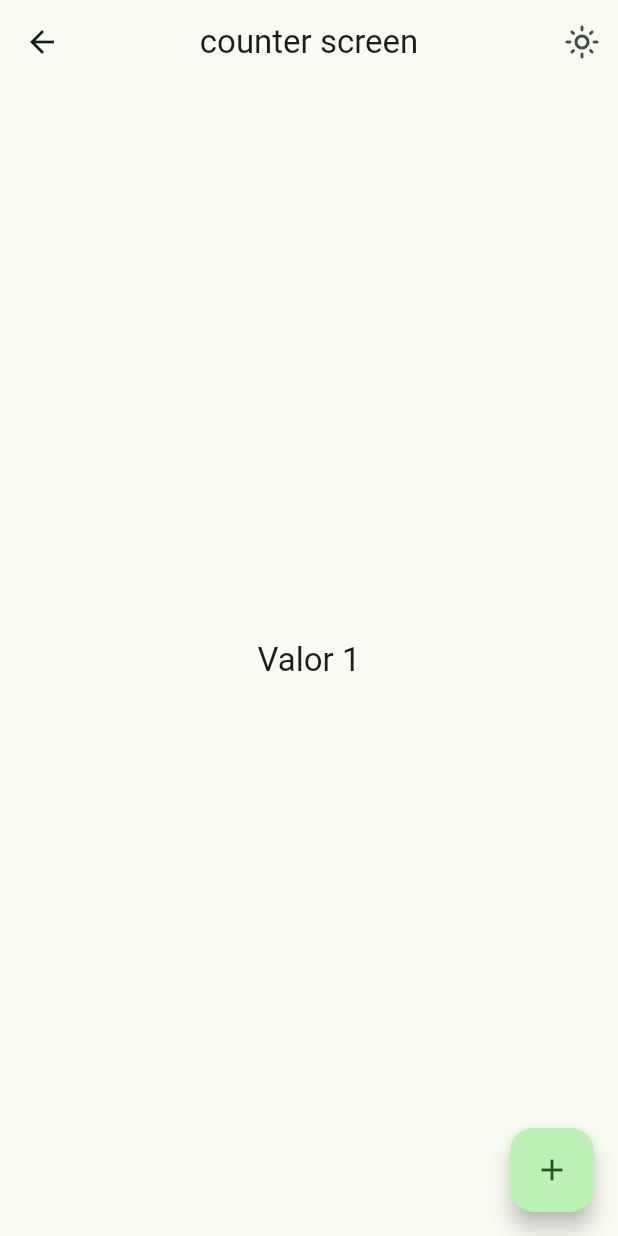
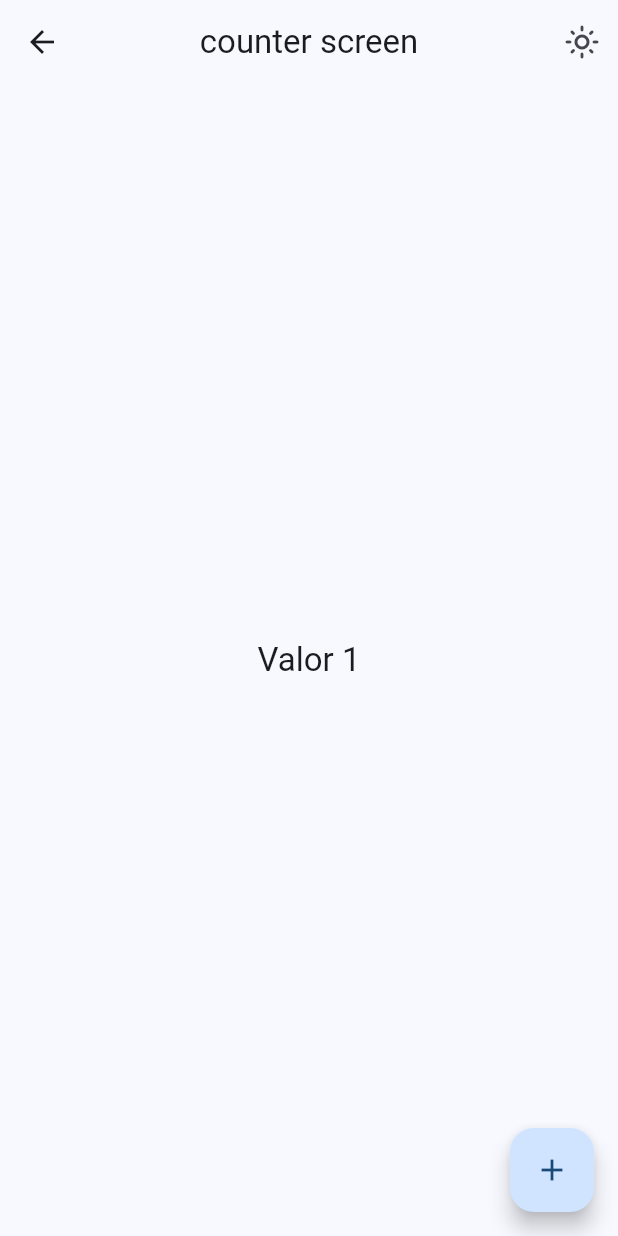
Before and after one commit to gedrix/peliculas-app, a Flutter app: the screen it shows after launch, after a tap on "Introduccion a riverpod", on a phone screen of 412 x 824 dp. Run offline on Flutter 3.47's test engine with Material 2 defaults, Android fonts, the light colour scheme and no system bars; our stand-ins replace animate_do, card_swiper, dio, flutter_riverpod, go_router and 1 more; missing offline and left inert: dart:ffi.

Commit message:
cambio de temas y colores con riverpod

```diff
--- a/widget_app/lib/config/menu/menu_items.dart
+++ b/widget_app/lib/config/menu/menu_items.dart
@@ -77,6 +77,12 @@ const appMenuItems = <MenuItem>[
     link: '/infinite',
     icon: Icons.list_alt_rounded
   ),
+  MenuItem(
+    title: 'Cambiar tema',
+    subTitle: 'cambiar tema',
+    link: '/theme-changer',
+    icon: Icons.color_lens
+  ),
 
 
 ];
--- a/widget_app/lib/config/presentation/providers/theme_provider.dart
+++ b/widget_app/lib/config/presentation/providers/theme_provider.dart
@@ -1,4 +1,34 @@
 import 'package:flutter_riverpod/flutter_riverpod.dart';
+import 'package:widget_app/config/theme/app_theme.dart';
 
 
 final isDarkModeProvider = StateProvider<bool>((ref) => false );
+
+//listado de colores inmutables
+final colorListProvider = Provider((ref) => colorList);
+
+final selectedColorProvider = StateProvider((ref) => 0);
+
+
+//un objeto de tipo AppTheme
+
+final themeNotifierProvider = StateNotifierProvider<ThemeNotifier, AppTheme>(
+  (ref) => ThemeNotifier(),
+);
+
+
+class ThemeNotifier extends StateNotifier<AppTheme>{
+
+  //stato es una nueva instancia del appTheme()
+  ThemeNotifier():super(AppTheme());
+
+  void toggleDarkMode(){
+    state = state.copyWith(isDarkMode: !state.isDarkMode);
+  }
+
+  void changeColorIndex(int indexoColor){
+    state = state.copyWith(selectColor: indexoColor);
+  }
+
+
+}
--- a/widget_app/lib/config/presentation/screens/screens.dart
+++ b/widget_app/lib/config/presentation/screens/screens.dart
@@ -1,3 +1,4 @@
+export 'package:widget_app/config/presentation/screens/theme/theme_change.dart';
 export 'package:widget_app/config/presentation/screens/counter/counter_screen.dart';
 export 'package:widget_app/config/presentation/screens/animated/animated_screen.dart';
 export 'package:widget_app/config/presentation/screens/app_tutorial/app_tutorial_screen.dart';
--- a/widget_app/lib/config/router/app_router.dart
+++ b/widget_app/lib/config/router/app_router.dart
@@ -65,5 +65,11 @@ final appRouter = GoRouter(
       // name: CounterScreen.name,
       builder: (context, state) => const CounterScreen(),
     ),
+
+    GoRoute(
+      path: '/theme-changer',
+      // name: CounterScreen.name,
+      builder: (context, state) => const ThemeChangerScreen(),
+    ),
   ],
 );
--- a/widget_app/lib/config/theme/app_theme.dart
+++ b/widget_app/lib/config/theme/app_theme.dart
@@ -1,6 +1,6 @@
 import 'package:flutter/material.dart';
 
-const colorList = [
+const colorList = <Color>[
 Colors.blue,
 Colors.teal,
 Colors.red,
@@ -11,17 +11,30 @@ Colors.deepPurple,
 ];
 
 class AppTheme {
+
   final int selectColor;
+  final bool isDarkMode;
+
   AppTheme({
      this.selectColor = 0,   //color por defecto
+     this.isDarkMode = false
   }):assert(selectColor >=0, 'El color no existe'),
      assert(selectColor < colorList.length, 'El color no existe');
 
   ThemeData getTheme() => ThemeData(
     useMaterial3: true,
+    brightness: isDarkMode?  Brightness.dark: Brightness.light,
     colorSchemeSeed: colorList[selectColor],
     appBarTheme: const AppBarTheme(
       centerTitle: true
     )
   );
+
+  AppTheme copyWith({
+    int? selectColor,
+    bool? isDarkMode
+  }) => AppTheme(
+    selectColor: selectColor?? this.selectColor,
+    isDarkMode:  isDarkMode?? this.isDarkMode
+  );
 }
--- a/widget_app/lib/main.dart
+++ b/widget_app/lib/main.dart
@@ -1,4 +1,5 @@
 import 'package:flutter/material.dart';
+import 'package:widget_app/config/presentation/providers/theme_provider.dart';
 import 'package:widget_app/config/theme/app_theme.dart';
 import 'config/router/app_router.dart';
 import 'package:flutter_riverpod/flutter_riverpod.dart';
@@ -12,15 +13,21 @@ void main() {
   );
 }
 
-class MainApp extends StatelessWidget {
+class MainApp extends ConsumerWidget {
   const MainApp({super.key});
 
   @override
-  Widget build(BuildContext context) {
+  Widget build(BuildContext context, ref) {
+    // final isDarkMOde = ref.watch(selectedColorProvider);
+    // final selectColor = ref.watch(isDarkModeProvider);
+
+    final AppTheme appTheme = ref.watch(themeNotifierProvider);
     return  MaterialApp.router(
       routerConfig: appRouter,
       debugShowCheckedModeBanner: false,
-      theme: AppTheme(selectColor: 3).getTheme(),
+      // theme: AppTheme(selectColor: selectColor, isDarkMode: isDarkMOde).getTheme(),
+      theme: appTheme.getTheme(),
+
       // home: const HomeScreen(),
 
 
```
Also changed, not shown: widget_app/lib/config/presentation/screens/theme/theme_change.dart (added, +71 -0 lines).
